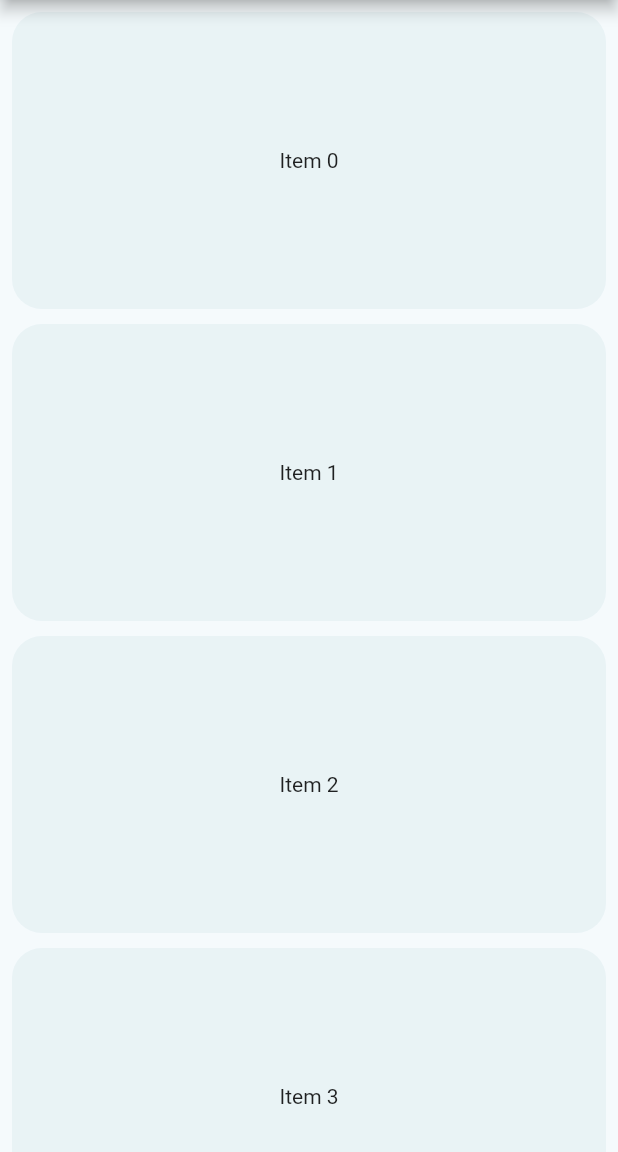
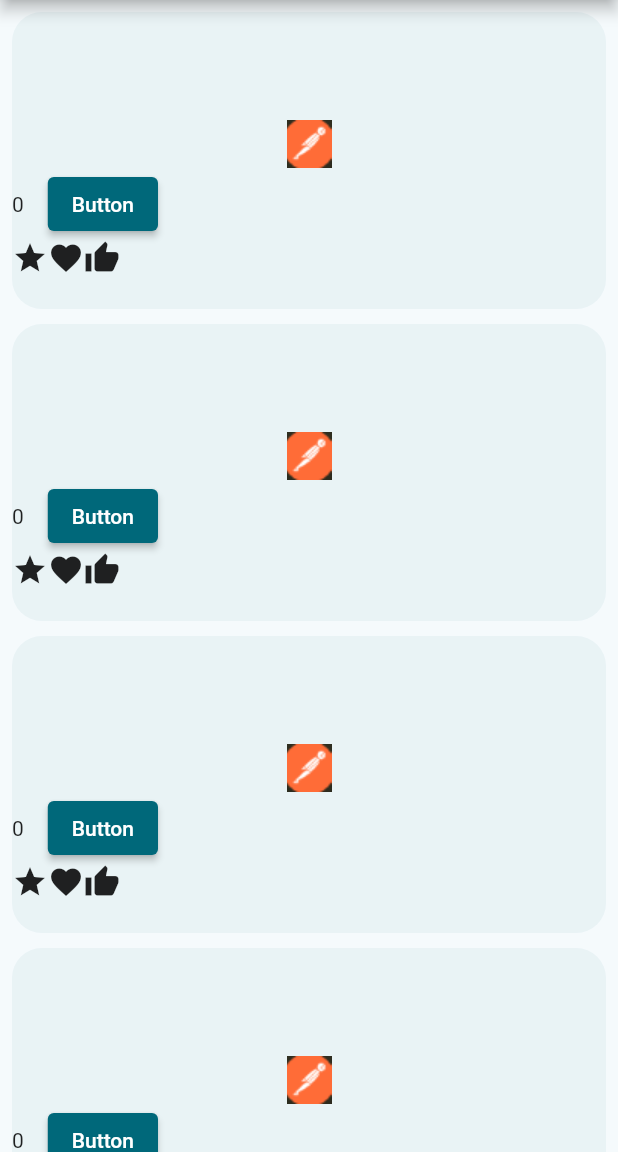
Before and after one commit to asdfgh787/cook_n_share, a Flutter app: the screen it shows after launch, on a phone screen of 412 x 824 dp, the part 84-1236 px from its top. Run offline on Flutter 3.47's test engine with Material 2 defaults, Android fonts, the light colour scheme and no system bars; network calls fail.

Commit message:
api working with simple recepieCard widget

```diff
--- a/lib/main.dart
+++ b/lib/main.dart
@@ -4,7 +4,7 @@ import 'dart:typed_data';
 
 import 'package:cook_n_share/appbar.dart';
 import 'package:flutter/material.dart';
-
+import 'package:cook_n_share/recepie_card.dart';
 final List<int> _items = List<int>.generate(51, (int index) => index);
 
 void main() {
@@ -50,7 +50,12 @@ class _HomePageState extends State<HomePage> {
   double? scrolledUnderElevation;
   var imageByte;
 
-  Image? letsgoo;
+  Widget letsgoo = Image.file(
+    File('backend/im1.png'),
+  );
+  Text title = Text('');
+  Text user_name = Text('');
+  Text likes = Text('0');
   void obtenirImage(BuildContext context) async {
     final Map jsonMap = {
       "name": 'pizza', // can be used to make the search tab using post petition
@@ -63,14 +68,30 @@ class _HomePageState extends State<HomePage> {
     request.add(utf8.encode(json.encode(jsonMap)));
     HttpClientResponse response = await request.close();
     String reply = await response.transform(utf8.decoder).join();
-    print('decode');
-    print(jsonDecode(reply));
+    title = Text( jsonDecode(reply)['image1']['nom']);
+    user_name = Text(jsonDecode(reply)['image1']['user']);
+    likes = Text(jsonDecode(reply)['image1']['likes'].toString());
 
+    /*
     setState(() {//still not working
-      imageByte = Uint8List.fromList(jsonDecode(reply)['image1']['imatge'].cast<int>());
-      letsgoo = Image.memory(
-          Uint8List.fromList(jsonDecode(reply)['image1']['imatge'].cast<int>()));
-    });
+
+      List<dynamic> imageData = jsonDecode(reply)['image1']['imatge'];
+      List<int> imageBytes = [];
+
+      for (dynamic innerList in imageData) {
+        for (dynamic value in innerList) {
+          if (value is int) {
+            imageBytes.add(value);
+          }
+        }
+      }
+
+      imageByte = Uint8List.fromList(imageBytes);
+      //letsgoo = Image.memory(Uint8List.fromList(imageBytes));
+    }
+
+    );
+  */
   }
 
   @override
@@ -102,7 +123,23 @@ class _HomePageState extends State<HomePage> {
               borderRadius: BorderRadius.circular(20.0),
               color: oddItemColor,
             ),
-            child: Text('Item $index'),
+            child: RecipeCard(
+              title: title,
+              subtitle: user_name,
+              image: Image.asset('assets/im1.png'),
+              likeCount: likes,
+              button: ElevatedButton(
+                onPressed: () {
+                  // Handle button press
+                },
+                child: Text('Button'),
+              ),
+              icons: [
+                Icon(Icons.star),
+                Icon(Icons.favorite),
+                Icon(Icons.thumb_up),
+              ],
+            ),
           );
         },
       ),
--- /dev/null
+++ b/lib/recepie_card.dart
@@ -0,0 +1,42 @@
+import 'package:flutter/material.dart';
+
+class RecipeCard extends StatelessWidget {
+  final Widget title;
+  final Widget subtitle;
+  final Widget image;
+  final Widget likeCount;
+  final Widget button;
+  final List<Widget> icons;
+
+  RecipeCard({
+    required this.title,
+    required this.subtitle,
+    required this.image,
+    required this.likeCount,
+    required this.button,
+    required this.icons,
+  });
+
+  @override
+  Widget build(BuildContext context) {
+    return Column(
+      children: [
+        ListTile(
+          title: title,
+          subtitle: subtitle,
+        ),
+        image,
+        Row(
+          children: [
+            likeCount,
+            SizedBox(width: 16),
+            button,
+          ],
+        ),
+        Row(
+          children: icons,
+        ),
+      ],
+    );
+  }
+}
--- a/pubspec.yaml
+++ b/pubspec.yaml
@@ -53,7 +53,8 @@ dev_dependencies:
 
 # The following section is specific to Flutter packages.
 flutter:
-
+  assets:
+    - assets/im1.png
   # The following line ensures that the Material Icons font is
   # included with your application, so that you can use the icons in
   # the material Icons class.
```
Also changed, not shown: assets/im1.png (added).
